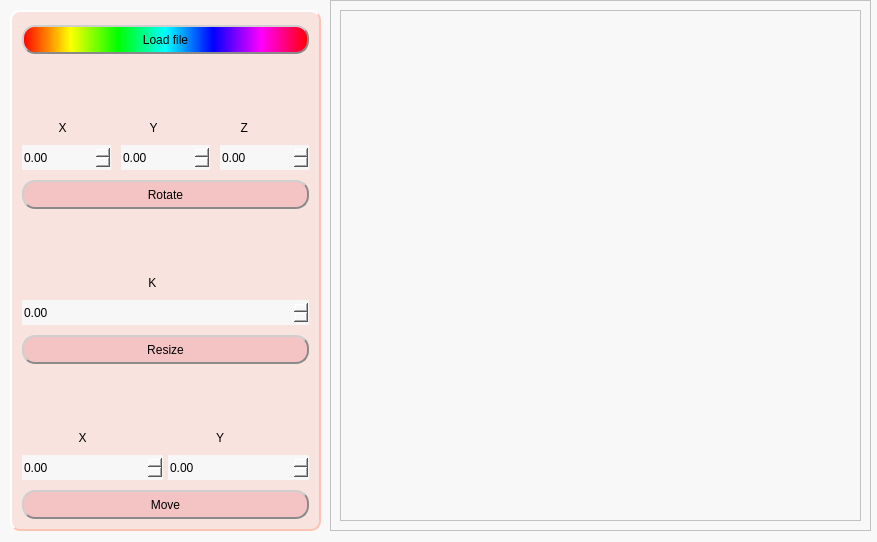
This is uis/mainwindow.ui in yletamitlu/modelViewer as Qt 5 draws it before an edit. The edited form follows.
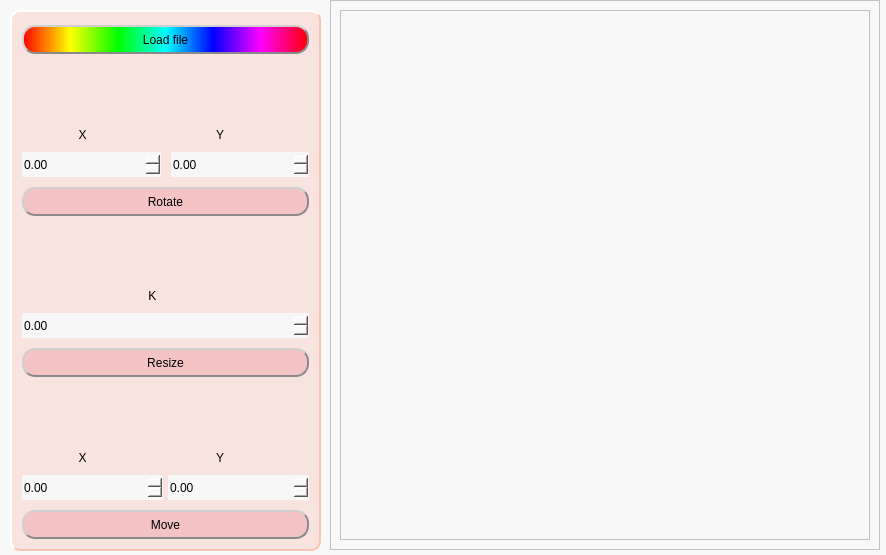
This is the edited form. Icons and pictures are not drawn.

Commit message: добавлена система координат на отрисовку

```diff
--- a/uis/mainwindow.ui
+++ b/uis/mainwindow.ui
@@ -6,8 +6,8 @@
    <rect>
     <x>0</x>
     <y>0</y>
-    <width>877</width>
-    <height>542</height>
+    <width>886</width>
+    <height>555</height>
    </rect>
   </property>
   <property name="windowTitle">
@@ -24,8 +24,8 @@
      <rect>
       <x>330</x>
       <y>0</y>
-      <width>541</width>
-      <height>531</height>
+      <width>550</width>
+      <height>550</height>
      </rect>
     </property>
     <property name="frameShape">
@@ -46,7 +46,7 @@
       <x>10</x>
       <y>10</y>
       <width>311</width>
-      <height>521</height>
+      <height>541</height>
      </rect>
     </property>
     <property name="styleSheet">
@@ -171,7 +171,7 @@
         <string notr="true">background-color: rgba(255, 255, 255, 0);</string>
        </property>
        <property name="text">
-        <string>           X                         Y                         Z</string>
+        <string>                 X                                       Y</string>
        </property>
       </widget>
      </item>
@@ -194,16 +194,6 @@
          </property>
         </widget>
        </item>
-       <item>
-        <widget class="QDoubleSpinBox" name="rotate_box_Z">
-         <property name="minimum">
-          <double>-360.000000000000000</double>
-         </property>
-         <property name="maximum">
-          <double>360.000000000000000</double>
-         </property>
-        </widget>
-       </item>
       </layout>
      </item>
      <item>
```
Left out of the diff: 2 changed lines with no effect on the pictures. The commit also changes 2 other files.
